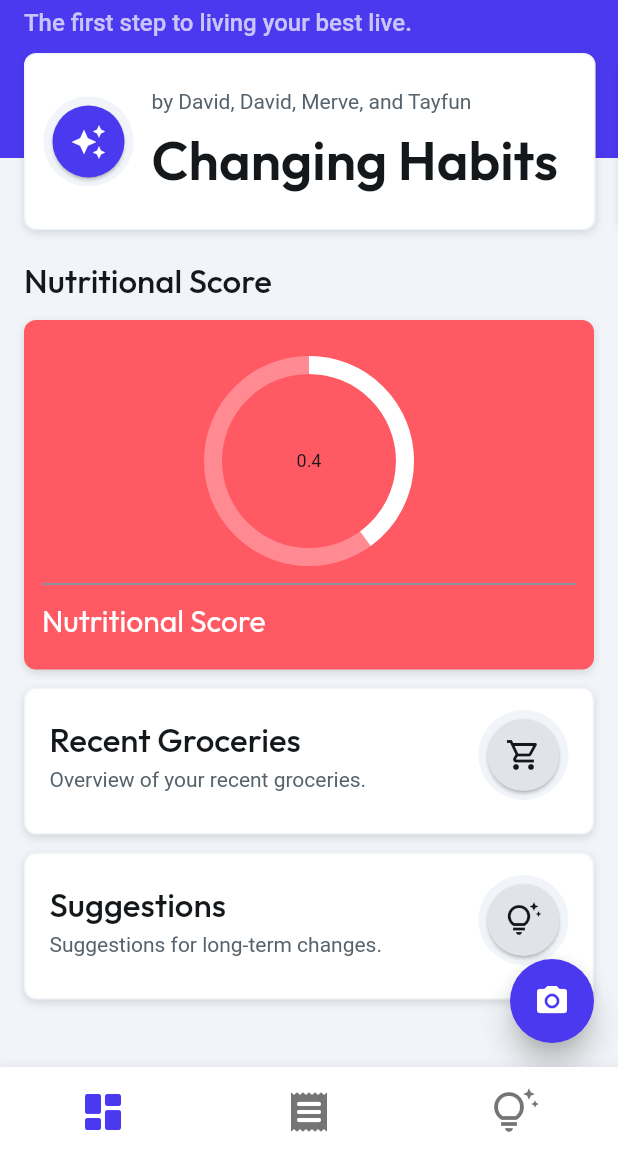
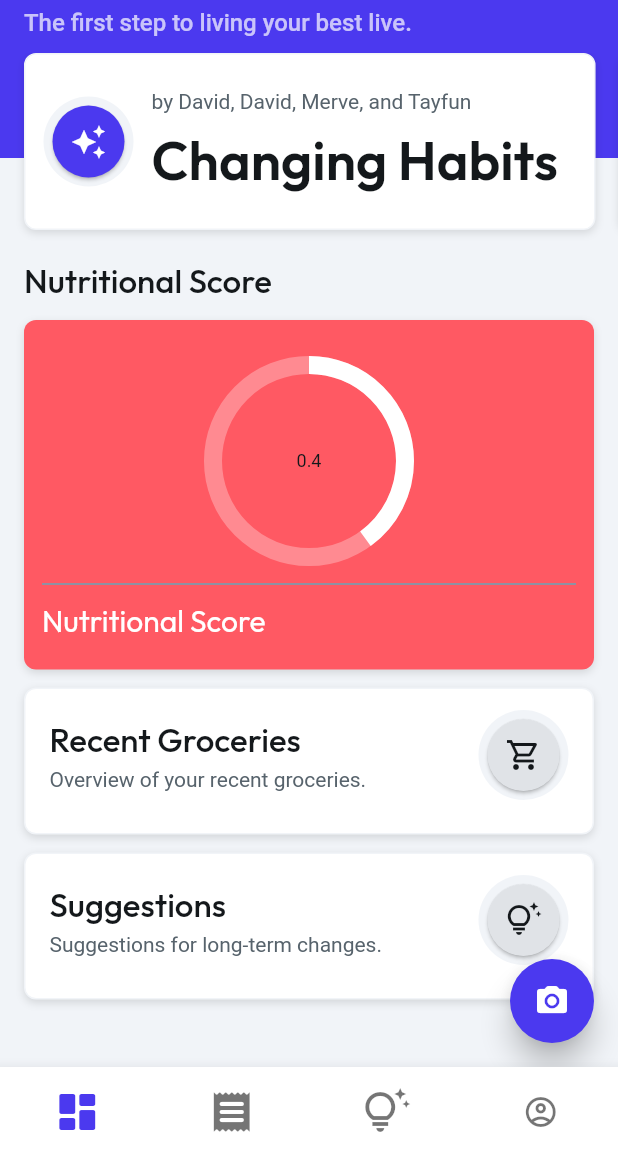
Before and after one commit to David-Sat/nourilens-ff, a Flutter app: the NavBarPage screen opened by its route, on a phone screen of 412 x 824 dp, the part 76-1236 px from its top. Run offline on Flutter 3.47's test engine with Material 3 defaults, Android fonts, the phone set to English and light mode, and no system bars; drawn by our look-alikes of flutter_animate, percent_indicator; our stand-ins replace auto_size_text, cloud_firestore, equatable, file_picker, firebase_auth, firebase_core and 15 more; missing offline and left inert: json_path, mime_type; accounts and stored records are empty; network calls fail; Roboto replaces fonts that are missing (Readex Pro).

Commit message:
Updated NavBar

```diff
--- a/lib/flutter_flow/nav/nav.dart
+++ b/lib/flutter_flow/nav/nav.dart
@@ -159,7 +159,10 @@ GoRouter createRouter(AppStateNotifier appStateNotifier) => GoRouter(
         FFRoute(
           name: 'profile',
           path: '/profile',
-          builder: (context, params) => const ProfileWidget(),
+          requireAuth: true,
+          builder: (context, params) => params.isEmpty
+              ? const NavBarPage(initialPage: 'profile')
+              : const ProfileWidget(),
         ),
         FFRoute(
           name: 'edit_profile',
--- a/lib/main.dart
+++ b/lib/main.dart
@@ -138,6 +138,7 @@ class _NavBarPageState extends State<NavBarPage> {
       'dashboard': const DashboardWidget(),
       'receipts_overview': const ReceiptsOverviewWidget(),
       'suggestions': const SuggestionsWidget(),
+      'profile': const ProfileWidget(),
     };
     final currentIndex = tabs.keys.toList().indexOf(_currentPageName);
 
@@ -187,6 +188,14 @@ class _NavBarPageState extends State<NavBarPage> {
             ),
             label: '_suggest',
             tooltip: '',
+          ),
+          BottomNavigationBarItem(
+            icon: Icon(
+              Icons.account_circle_outlined,
+              size: 24.0,
+            ),
+            label: '__profile',
+            tooltip: '',
           )
         ],
       ),
--- a/pubspec.yaml
+++ b/pubspec.yaml
@@ -26,12 +26,10 @@ dependencies:
   flutter_localizations:
     sdk: flutter
   auto_size_text: 3.0.0
-
   cached_network_image: 3.3.1
   cloud_firestore: 4.15.7
   cloud_firestore_platform_interface: 6.1.8
   cloud_firestore_web: 3.10.7
-
   collection: 1.18.0
   equatable: 2.0.5
   file_picker: 6.1.1
```
Also changed, not shown: firebase.json (deleted), 1 other file.
